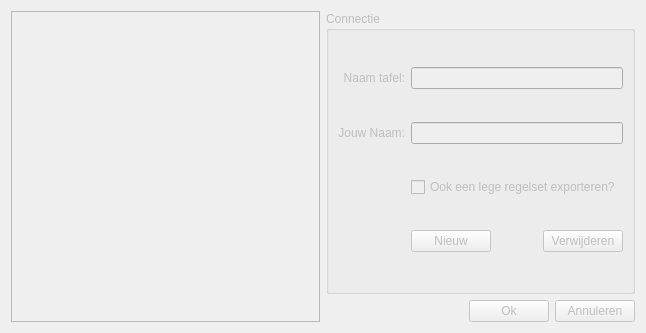
Qt form src/app/ruleCreator/settingsdialog.ui (Dtai/PokerbotClient) before a commit.
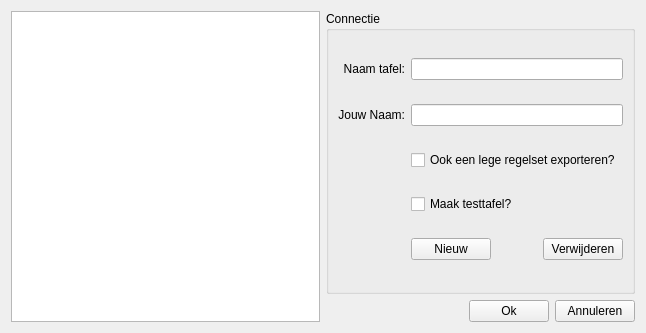
The same form after that commit.

Commit message: The settingsdialog sends only hello messages to new tables.

```diff
--- a/src/app/ruleCreator/settingsdialog.ui
+++ b/src/app/ruleCreator/settingsdialog.ui
@@ -3,7 +3,7 @@
  <class>SettingsDialog</class>
  <widget class="QWidget" name="SettingsDialog">
   <property name="enabled">
-   <bool>false</bool>
+   <bool>true</bool>
   </property>
   <property name="geometry">
    <rect>
@@ -28,7 +28,7 @@
         <string>Connectie</string>
        </property>
        <layout class="QGridLayout" name="gridLayout">
-        <item row="3" column="1">
+        <item row="4" column="1">
          <layout class="QHBoxLayout" name="horizontalLayout">
           <item>
            <widget class="QPushButton" name="newButton">
@@ -92,6 +92,13 @@
           </property>
          </widget>
         </item>
+        <item row="3" column="1">
+         <widget class="QCheckBox" name="checkBox">
+          <property name="text">
+           <string>Maak testtafel?</string>
+          </property>
+         </widget>
+        </item>
        </layout>
       </widget>
      </item>
```
The commit also changes 8 other files.
